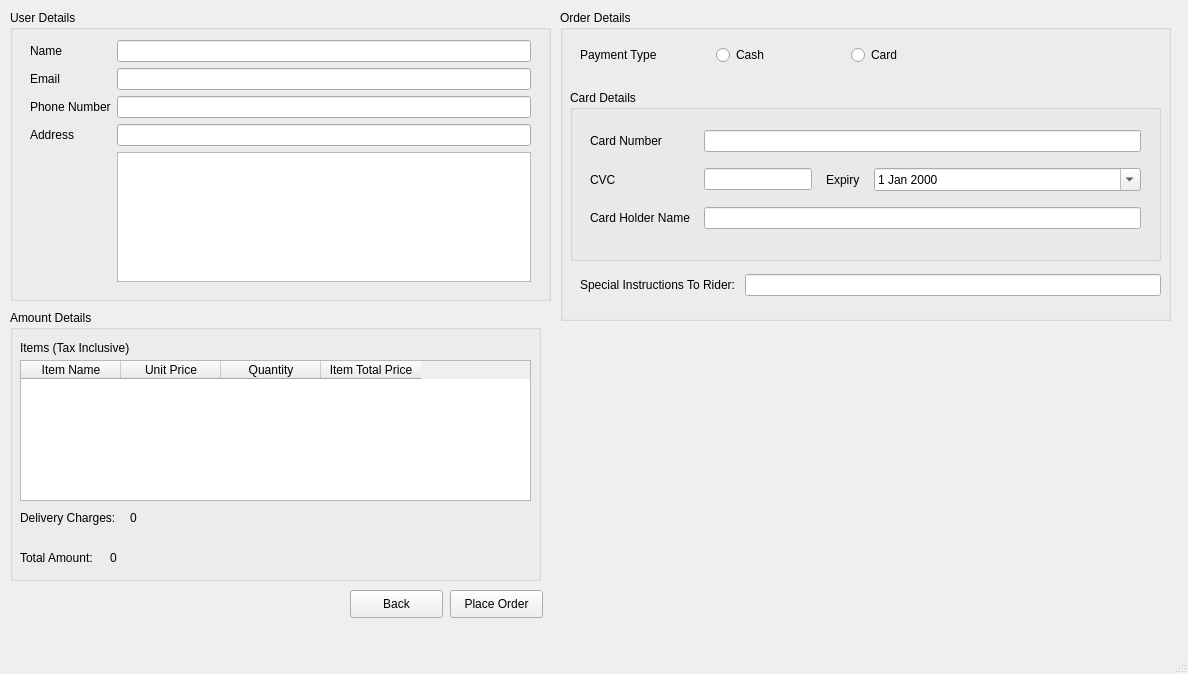
First picture: the form in ui_files/OnlineOrderCheckout.ui, repository TahaZahid05/Restaurant-Managment-System, before the edit.
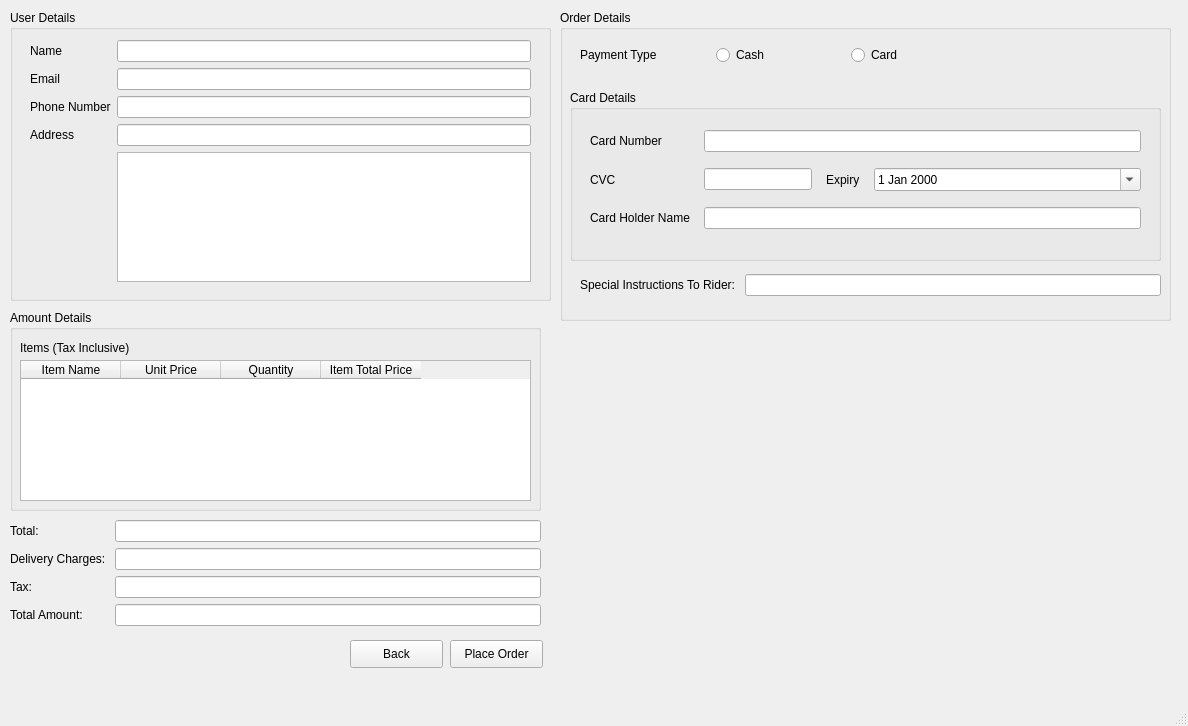
Second picture: the form after the edit.

The edit to the form file:
```diff
--- a/ui_files/OnlineOrderCheckout.ui
+++ b/ui_files/OnlineOrderCheckout.ui
@@ -7,7 +7,7 @@
     <x>0</x>
     <y>0</y>
     <width>1188</width>
-    <height>674</height>
+    <height>726</height>
    </rect>
   </property>
   <property name="windowTitle">
@@ -250,7 +250,7 @@
       <x>10</x>
       <y>310</y>
       <width>531</width>
-      <height>271</height>
+      <height>201</height>
      </rect>
     </property>
     <property name="title">
@@ -269,32 +269,6 @@
       <string>Items (Tax Inclusive)</string>
      </property>
     </widget>
-    <widget class="QLabel" name="label_13">
-     <property name="geometry">
-      <rect>
-       <x>10</x>
-       <y>200</y>
-       <width>111</width>
-       <height>16</height>
-      </rect>
-     </property>
-     <property name="text">
-      <string>Delivery Charges: </string>
-     </property>
-    </widget>
-    <widget class="QLabel" name="label_14">
-     <property name="geometry">
-      <rect>
-       <x>10</x>
-       <y>240</y>
-       <width>101</width>
-       <height>16</height>
-      </rect>
-     </property>
-     <property name="text">
-      <string>Total Amount: </string>
-     </property>
-    </widget>
     <widget class="QTableWidget" name="checkOutItemTable">
      <property name="geometry">
       <rect>
@@ -325,38 +299,12 @@
       </property>
      </column>
     </widget>
-    <widget class="QLabel" name="deliveryCharges">
-     <property name="geometry">
-      <rect>
-       <x>120</x>
-       <y>200</y>
-       <width>55</width>
-       <height>16</height>
-      </rect>
-     </property>
-     <property name="text">
-      <string>0</string>
-     </property>
-    </widget>
-    <widget class="QLabel" name="totalAmount">
-     <property name="geometry">
-      <rect>
-       <x>100</x>
-       <y>240</y>
-       <width>55</width>
-       <height>16</height>
-      </rect>
-     </property>
-     <property name="text">
-      <string>0</string>
-     </property>
-    </widget>
    </widget>
    <widget class="QPushButton" name="orderButton">
     <property name="geometry">
      <rect>
       <x>450</x>
-      <y>590</y>
+      <y>640</y>
       <width>93</width>
       <height>28</height>
      </rect>
@@ -369,7 +317,7 @@
     <property name="geometry">
      <rect>
       <x>350</x>
-      <y>590</y>
+      <y>640</y>
       <width>93</width>
       <height>28</height>
      </rect>
@@ -378,6 +326,58 @@
      <string>Back</string>
     </property>
    </widget>
+   <widget class="QWidget" name="formLayoutWidget">
+    <property name="geometry">
+     <rect>
+      <x>10</x>
+      <y>520</y>
+      <width>531</width>
+      <height>111</height>
+     </rect>
+    </property>
+    <layout class="QFormLayout" name="formLayout">
+     <item row="0" column="0">
+      <widget class="QLabel" name="label_12">
+       <property name="text">
+        <string>Total: </string>
+       </property>
+      </widget>
+     </item>
+     <item row="0" column="1">
+      <widget class="QLineEdit" name="lineEdit"/>
+     </item>
+     <item row="1" column="0">
+      <widget class="QLabel" name="label_13">
+       <property name="text">
+        <string>Delivery Charges: </string>
+       </property>
+      </widget>
+     </item>
+     <item row="1" column="1">
+      <widget class="QLineEdit" name="lineEdit_2"/>
+     </item>
+     <item row="2" column="0">
+      <widget class="QLabel" name="label_14">
+       <property name="text">
+        <string>Tax: </string>
+       </property>
+      </widget>
+     </item>
+     <item row="2" column="1">
+      <widget class="QLineEdit" name="lineEdit_3"/>
+     </item>
+     <item row="3" column="0">
+      <widget class="QLabel" name="label_15">
+       <property name="text">
+        <string>Total Amount:</string>
+       </property>
+      </widget>
+     </item>
+     <item row="3" column="1">
+      <widget class="QLineEdit" name="lineEdit_4"/>
+     </item>
+    </layout>
+   </widget>
   </widget>
   <widget class="QMenuBar" name="menubar">
    <property name="geometry">
```
